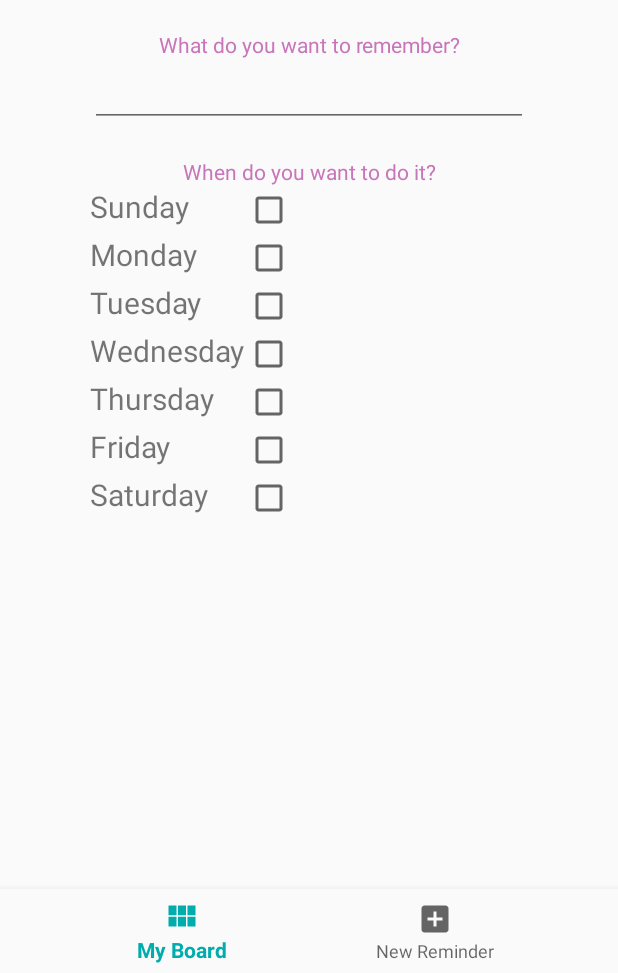
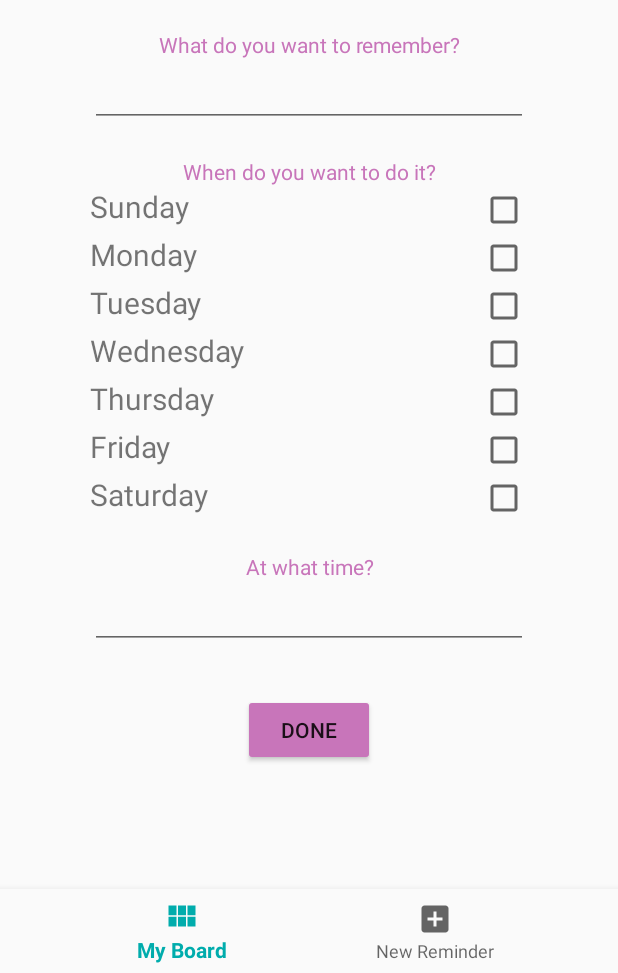
Before and after one commit to RvrCS/MyDigimind, an Android app: the screen it shows after launch (MainActivity), item 2 of the bottom bar chosen, on a phone screen of 412 x 824 dp, the part 263-1236 px from its top. Run offline under Robolectric (Android 15) with nearby library versions, the phone set to English and light mode, and no system bars; our stand-ins replace navigation-ui; 5 statements that could not run were skipped.

Commit message:
My digimind V1.0
- Front end

```diff
--- a/app/src/main/res/layout/fragment_dashboard.xml
+++ b/app/src/main/res/layout/fragment_dashboard.xml
@@ -53,7 +53,9 @@
 
             <TableLayout
                 android:layout_width="match_parent"
-                android:layout_height="wrap_content">
+                android:layout_height="wrap_content"
+                android:stretchColumns="0"
+                >
 
                 <TableRow
                     android:layout_height="wrap_content"
@@ -70,6 +72,7 @@
                     <CheckBox
                         android:id="@+id/sunday"
                         android:layout_width="match_parent"
+                        android:layout_marginLeft="30dp"
                         android:layout_height="wrap_content"
                         />
 
@@ -90,6 +93,7 @@
                     <CheckBox
                         android:id="@+id/monday"
                         android:layout_width="match_parent"
+                        android:layout_marginLeft="30dp"
                         android:layout_height="wrap_content"
                         />
 
@@ -110,6 +114,7 @@
                     <CheckBox
                         android:id="@+id/tuesday"
                         android:layout_width="match_parent"
+                        android:layout_marginLeft="30dp"
                         android:layout_height="wrap_content"
                         />
 
@@ -130,6 +135,7 @@
                     <CheckBox
                         android:id="@+id/wednesday"
                         android:layout_width="match_parent"
+                        android:layout_marginLeft="30dp"
                         android:layout_height="wrap_content"
                         />
 
@@ -150,6 +156,7 @@
                     <CheckBox
                         android:id="@+id/thursday"
                         android:layout_width="match_parent"
+                        android:layout_marginLeft="30dp"
                         android:layout_height="wrap_content"
                         />
 
@@ -170,6 +177,7 @@
                     <CheckBox
                         android:id="@+id/friday"
                         android:layout_width="match_parent"
+                        android:layout_marginLeft="30dp"
                         android:layout_height="wrap_content"
                         />
 
@@ -190,6 +198,7 @@
                     <CheckBox
                         android:id="@+id/saturday"
                         android:layout_width="match_parent"
+                        android:layout_marginLeft="30dp"
                         android:layout_height="wrap_content"
                         />
 
@@ -199,8 +208,32 @@
             </TableLayout>
 
 
+            <TextView
+                android:layout_width="match_parent"
+                android:layout_height="wrap_content"
+                android:text="@string/time"
+                android:textColor="@color/dusty_rose"
+                android:textAlignment="center"
+                android:layout_marginTop="20dp"
+                />
+
+            <EditText
+                android:id="@+id/time"
+                android:layout_width="match_parent"
+                android:layout_height="wrap_content"
+                android:inputType="text"
+
+                />
 
 
+            <Button android:id="@+id/done_button"
+                android:layout_width="wrap_content"
+                android:layout_height="wrap_content"
+                android:backgroundTint="@color/dusty_rose"
+                android:text="@string/button_done"
+                android:layout_gravity="center"
+                android:layout_marginTop="30dp"
+                />
 
 
         </LinearLayout>
```
Also changed, not shown: app/src/main/java/torres/river/mydigimind/ui/notifications/NotificationsFragment.kt (deleted, +0 -42 lines), app/src/main/java/torres/river/mydigimind/ui/notifications/NotificationsViewModel.kt (deleted, +0 -13 lines), app/src/main/res/layout/fragment_notifications.xml (deleted, +0 -22 lines).
